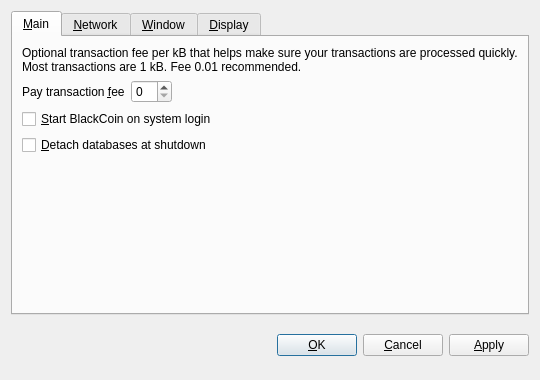
Qcoin/qcoin, file src/qt/forms/optionsdialog.ui: the form before one commit.
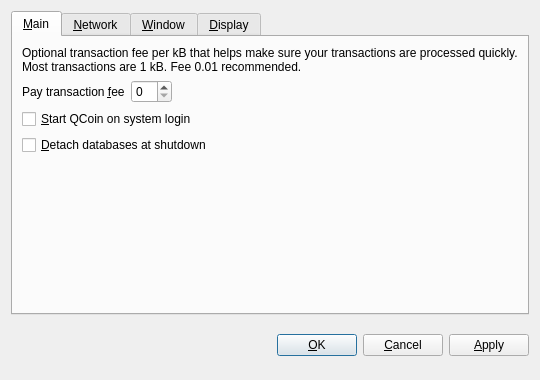
The form after the commit. Custom widgets are drawn as their Qt base class.

Diff of the .ui file:
```diff
--- a/src/qt/forms/optionsdialog.ui
+++ b/src/qt/forms/optionsdialog.ui
@@ -82,7 +82,7 @@
           <string>Automatically start BlackCoin after logging in to the system.</string>
          </property>
          <property name="text">
-          <string>&amp;Start BlackCoin on system login</string>
+          <string>&amp;Start QCoin on system login</string>
          </property>
         </widget>
        </item>
```
Left out of the diff: 10 changed lines with no effect on the pictures.
